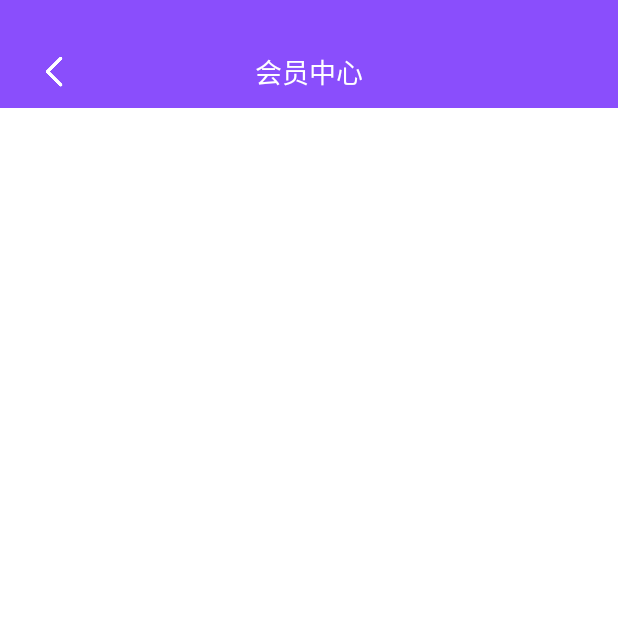
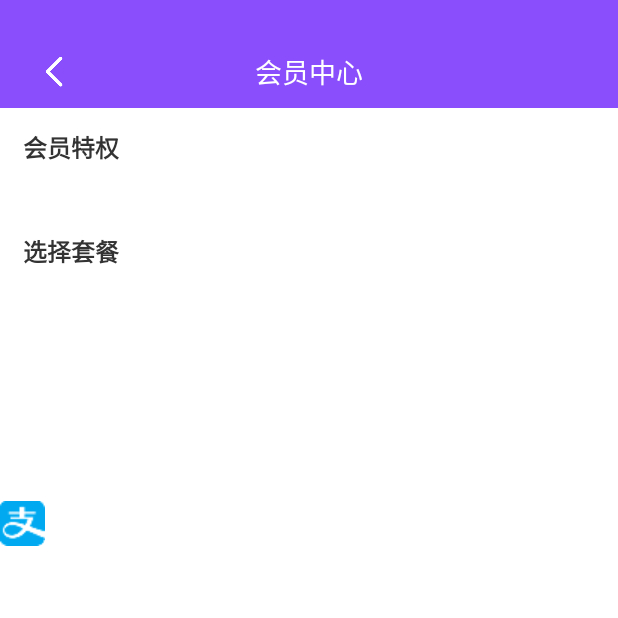
Before and after one commit to mustYudh/jmwh-android-java, an Android app: the ToByVipActivity screen opened directly, with no data from a screen before it, on a phone screen of 412 x 824 dp, the top half of it. Run offline under Robolectric (Android 15) with nearby library versions, the phone set to English and light mode, and no system bars; our stand-ins replace CircleImageView; libraries missing offline, so code that uses them is left out: com.umeng.analytics, com.umeng.socialize; 1 statement that could not run was skipped.

Commit message:
add：增加Vip代码

```diff
--- a/JiaMianWuHui/app/src/main/AndroidManifest.xml
+++ b/JiaMianWuHui/app/src/main/AndroidManifest.xml
@@ -91,7 +91,7 @@
             android:theme="@style/Theme_Light"
             />
         <activity
-            android:name=".module.ToByVipActivity"
+            android:name=".module.register.ToByVipActivity"
             android:screenOrientation="portrait"
             />
 
--- a/JiaMianWuHui/app/src/main/java/com/qsd/jmwh/module/ToByVipActivity.java
+++ /dev/null
@@ -1,19 +0,0 @@
-package com.qsd.jmwh.module;
-
-import android.os.Bundle;
-import android.support.annotation.Nullable;
-
-import com.qsd.jmwh.R;
-import com.qsd.jmwh.base.BaseBarActivity;
-
-public class ToByVipActivity extends BaseBarActivity {
-    @Override
-    protected void setView(@Nullable Bundle savedInstanceState) {
-            setContentView(R.layout.to_by_vip_activity);
-    }
-
-    @Override
-    protected void loadData() {
-            setTitle("会员中心");
-    }
-}
--- a/JiaMianWuHui/app/src/main/java/com/qsd/jmwh/module/register/EditRegisterCodeActivity.java
+++ b/JiaMianWuHui/app/src/main/java/com/qsd/jmwh/module/register/EditRegisterCodeActivity.java
@@ -9,7 +9,6 @@ import android.view.View;
 import com.qsd.jmwh.R;
 import com.qsd.jmwh.base.BaseBarActivity;
 import com.qsd.jmwh.dialog.SelectHintPop;
-import com.qsd.jmwh.module.ToByVipActivity;
 import com.qsd.jmwh.module.home.HomeActivity;
 
 public class EditRegisterCodeActivity extends BaseBarActivity implements View.OnClickListener {
--- /dev/null
+++ b/JiaMianWuHui/app/src/main/java/com/qsd/jmwh/module/register/ToByVipActivity.java
@@ -0,0 +1,27 @@
+package com.qsd.jmwh.module.register;
+
+import android.os.Bundle;
+import android.support.annotation.Nullable;
+
+import com.qsd.jmwh.R;
+import com.qsd.jmwh.base.BaseBarActivity;
+import com.qsd.jmwh.module.register.presenter.ToByVipPresenter;
+import com.qsd.jmwh.module.register.presenter.ToByVipViewer;
+import com.yu.common.mvp.PresenterLifeCycle;
+
+public class ToByVipActivity extends BaseBarActivity implements ToByVipViewer {
+
+    @PresenterLifeCycle
+    private ToByVipPresenter mPresenter = new ToByVipPresenter(this);
+
+    @Override
+    protected void setView(@Nullable Bundle savedInstanceState) {
+        setContentView(R.layout.to_by_vip_activity);
+    }
+
+    @Override
+    protected void loadData() {
+        setTitle("会员中心");
+    }
+
+}
--- /dev/null
+++ b/JiaMianWuHui/app/src/main/java/com/qsd/jmwh/module/register/presenter/ToByVipPresenter.java
@@ -0,0 +1,10 @@
+package com.qsd.jmwh.module.register.presenter;
+
+import com.yu.common.framework.BaseViewPresenter;
+
+public class ToByVipPresenter extends BaseViewPresenter<ToByVipViewer> {
+
+    public ToByVipPresenter(ToByVipViewer viewer) {
+        super(viewer);
+    }
+}
--- /dev/null
+++ b/JiaMianWuHui/app/src/main/java/com/qsd/jmwh/module/register/presenter/ToByVipViewer.java
@@ -0,0 +1,6 @@
+package com.qsd.jmwh.module.register.presenter;
+
+import com.yu.common.mvp.Viewer;
+
+public interface ToByVipViewer  extends Viewer {
+}
--- a/JiaMianWuHui/app/src/main/res/layout/to_by_vip_activity.xml
+++ b/JiaMianWuHui/app/src/main/res/layout/to_by_vip_activity.xml
@@ -2,6 +2,56 @@
 <LinearLayout
     xmlns:android="http://schemas.android.com/apk/res/android"
     android:layout_width="match_parent"
-    android:layout_height="match_parent">
+    android:layout_height="match_parent"
+    android:orientation="vertical"
+    >
 
+    <TextView
+        android:layout_marginLeft="15dp"
+        android:layout_marginTop="14dp"
+        android:textStyle="bold"
+        android:text="会员特权"
+        android:textSize="16sp"
+        android:textColor="@color/color_333333"
+        android:layout_width="wrap_content"
+        android:layout_height="wrap_content"/>
+
+    <android.support.v7.widget.RecyclerView
+        android:layout_marginLeft="15dp"
+        android:layout_marginRight="15dp"
+        android:layout_marginTop="15dp"
+        android:layout_width="match_parent"
+        android:layout_height="wrap_content">
+    </android.support.v7.widget.RecyclerView>
+
+
+    <TextView
+        android:layout_marginLeft="15dp"
+        android:layout_marginTop="30dp"
+        android:textStyle="bold"
+        android:text="选择套餐"
+        android:textSize="16sp"
+        android:textColor="@color/color_333333"
+        android:layout_width="wrap_content"
+        android:layout_height="wrap_content"/>
+    <android.support.v7.widget.RecyclerView
+        android:layout_marginTop="20dp"
+        android:layout_width="match_parent"
+        android:layout_height="100dp">
+
+    </android.support.v7.widget.RecyclerView>
+
+
+
+    <RelativeLayout
+        android:layout_marginTop="20dp"
+        android:layout_width="match_parent"
+        android:layout_height="60dp">
+
+        <ImageView
+            android:src="@drawable/ic_alipay"
+            android:layout_centerVertical="true"
+            android:layout_width="30dp"
+            android:layout_height="30dp"/>
+    </RelativeLayout>
 </LinearLayout>
--- a/JiaMianWuHui/app/src/main/res/values/colors.xml
+++ b/JiaMianWuHui/app/src/main/res/values/colors.xml
@@ -8,6 +8,7 @@
     <color name="color_666666">#666666</color>
     <color name="color_999999">#999999</color>
     <color name="color_222222">#222222</color>
+    <color name="color_333333">#333333</color>
     <color name="color_F4F4F4">#F4F4F4</color>
 
     <color name="color_888888">#888888</color>
```
Also changed, not shown: JiaMianWuHui/app/src/main/res/drawable-xxhdpi/ic_alipay.png (added).
